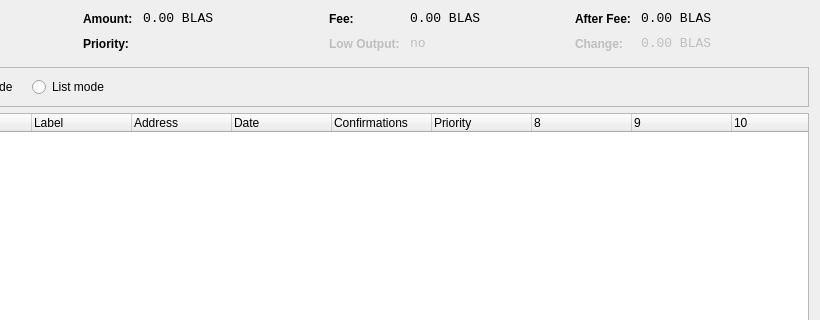
The window that src/qt/forms/coincontroldialog.ui (MyCryptoCoins/Helium) describes before a commit, drawn with Qt 5; both pictures show x 180 to 1000 and y 0 to 320 of the 1000 by 500 pixel window.
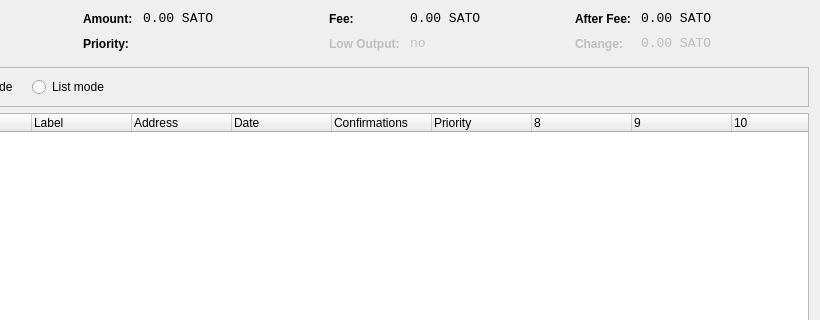
The same window after the commit. Custom widgets are drawn as their Qt base class.

The edit to the form file:
```diff
--- a/src/qt/forms/coincontroldialog.ui
+++ b/src/qt/forms/coincontroldialog.ui
@@ -141,7 +141,7 @@
           <enum>Qt::ActionsContextMenu</enum>
          </property>
          <property name="text">
-          <string notr="true">0.00 BLAS</string>
+          <string notr="true">0.00 SATO</string>
          </property>
          <property name="textInteractionFlags">
           <set>Qt::LinksAccessibleByMouse|Qt::TextSelectableByKeyboard|Qt::TextSelectableByMouse</set>
@@ -221,7 +221,7 @@
           <enum>Qt::ActionsContextMenu</enum>
          </property>
          <property name="text">
-          <string notr="true">0.00 BLAS</string>
+          <string notr="true">0.00 SATO</string>
          </property>
          <property name="textInteractionFlags">
           <set>Qt::LinksAccessibleByMouse|Qt::TextSelectableByKeyboard|Qt::TextSelectableByMouse</set>
@@ -307,7 +307,7 @@
           <enum>Qt::ActionsContextMenu</enum>
          </property>
          <property name="text">
-          <string notr="true">0.00 BLAS</string>
+          <string notr="true">0.00 SATO</string>
          </property>
          <property name="textInteractionFlags">
           <set>Qt::LinksAccessibleByMouse|Qt::TextSelectableByKeyboard|Qt::TextSelectableByMouse</set>
@@ -345,7 +345,7 @@
           <enum>Qt::ActionsContextMenu</enum>
          </property>
          <property name="text">
-          <string notr="true">0.00 BLAS</string>
+          <string notr="true">0.00 SATO</string>
          </property>
          <property name="textInteractionFlags">
           <set>Qt::LinksAccessibleByMouse|Qt::TextSelectableByKeyboard|Qt::TextSelectableByMouse</set>
```
